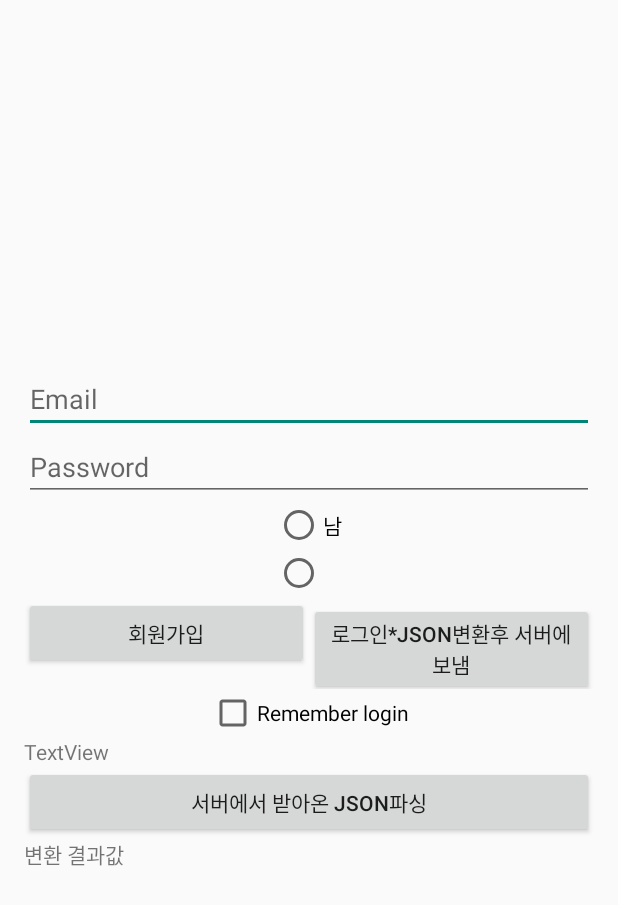
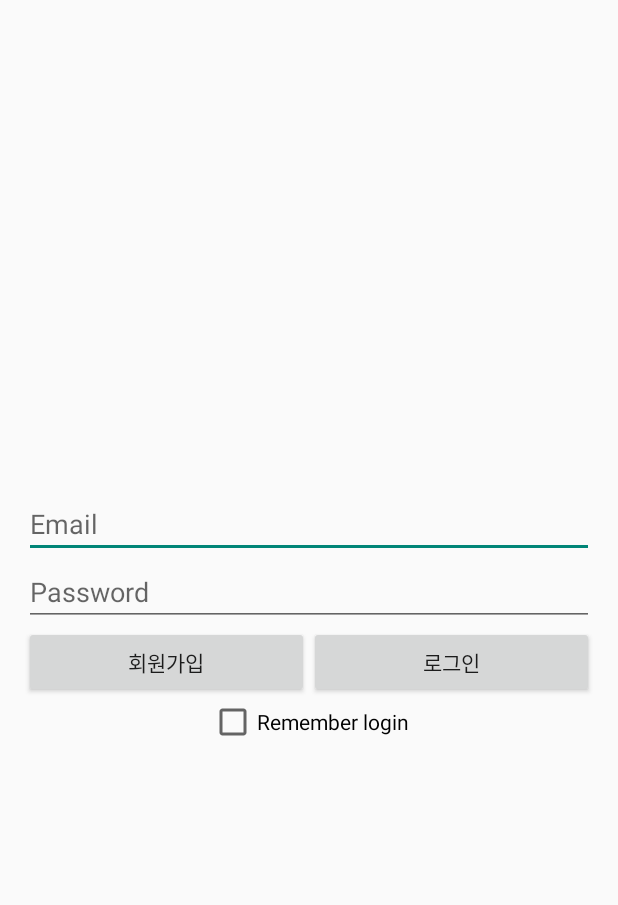
Before and after one commit to HSflower/AndroidProjects, an Android app: the LoginActivity screen opened directly, with no data from a screen before it, on a phone screen of 412 x 824 dp. Shown: the top 905 px of the screen. Run offline under Robolectric (Android 15) with nearby library versions, the phone set to English and light mode, and no system bars.

Commit message:
login, going revise #2

```diff
--- a/app/src/main/java/com/example/hong_inseon/projectlouvre/JoinActivity.java
+++ b/app/src/main/java/com/example/hong_inseon/projectlouvre/JoinActivity.java
@@ -42,9 +42,9 @@ public class JoinActivity extends AppCompatActivity {
         etPasswordConfirm = (EditText) findViewById(R.id.etPasswordConfirm);
         btnDone = (Button) findViewById(R.id.btnDone);
         btnCancel = (Button) findViewById(R.id.btnCancel);
-
-        tv_json = (TextView) findViewById(R.id.tv_json);
-        tv_parsing = (TextView) findViewById(R.id.tv_parsing);
+//
+//        tv_json = (TextView) findViewById(R.id.tv_json);
+//        tv_parsing = (TextView) findViewById(R.id.tv_parsing);
 
         // 비밀번호 일치 검사
         etPasswordConfirm.addTextChangedListener(new TextWatcher() {
--- a/app/src/main/res/layout/activity_login.xml
+++ b/app/src/main/res/layout/activity_login.xml
@@ -35,26 +35,6 @@
                 android:layout_alignParentLeft="true"
                 android:layout_alignParentStart="true"/>
 
-
-    <RadioGroup
-        android:layout_width="wrap_content"
-        android:layout_height="wrap_content">
-
-        <RadioButton
-            android:text="남"
-            android:layout_width="wrap_content"
-            android:layout_height="wrap_content"
-            android:id="@+id/rdBtnM"
-            android:layout_weight="1"/>
-
-        <RadioButton
-            android:text=""
-            android:layout_width="wrap_content"
-            android:layout_height="wrap_content"
-            android:id="@+id/rdBtnF"
-            android:layout_weight="1"/>
-    </RadioGroup>
-
     <LinearLayout
             android:orientation="horizontal"
             android:layout_width="match_parent"
@@ -76,7 +56,7 @@
                 android:id="@+id/btnLogin"
                 android:layout_width="match_parent"
                 android:layout_height="wrap_content"
-                android:text="로그인*JSON변환후 서버에 보냄"
+                android:text="로그인"
                 android:textAllCaps="false"
                 android:layout_alignBottom="@+id/btnJoin"
                 android:layout_toRightOf="@+id/btnJoin"
@@ -93,23 +73,23 @@
         android:layout_below="@+id/btnJoin"
         android:layout_centerHorizontal="true"/>
 
-    <TextView
-        android:text="TextView"
-        android:layout_width="match_parent"
-        android:layout_height="wrap_content"
-        android:id="@+id/tv_json"/>
+    <!--<TextView-->
+        <!--android:text="TextView"-->
+        <!--android:layout_width="match_parent"-->
+        <!--android:layout_height="wrap_content"-->
+        <!--android:id="@+id/tv_json"/>-->
 
-    <Button
-        android:text="서버에서 받아온 JSON파싱"
-        android:layout_width="match_parent"
-        android:layout_height="wrap_content"
-        android:id="@+id/btn_to_client"
-        android:onClick="onClick"/>
+    <!--<Button-->
+        <!--android:text="서버에서 받아온 JSON파싱"-->
+        <!--android:layout_width="match_parent"-->
+        <!--android:layout_height="wrap_content"-->
+        <!--android:id="@+id/btn_to_client"-->
+        <!--android:onClick="onClick"/>-->
 
-    <TextView
-        android:text="변환 결과값"
-        android:layout_width="match_parent"
-        android:layout_height="wrap_content"
-        android:id="@+id/tv_parsing"/>
+    <!--<TextView-->
+        <!--android:text="변환 결과값"-->
+        <!--android:layout_width="match_parent"-->
+        <!--android:layout_height="wrap_content"-->
+        <!--android:id="@+id/tv_parsing"/>-->
 
 </LinearLayout>
```
Also changed, not shown: app/src/main/res/layout/activity_join.xml (+18 -18 lines).
